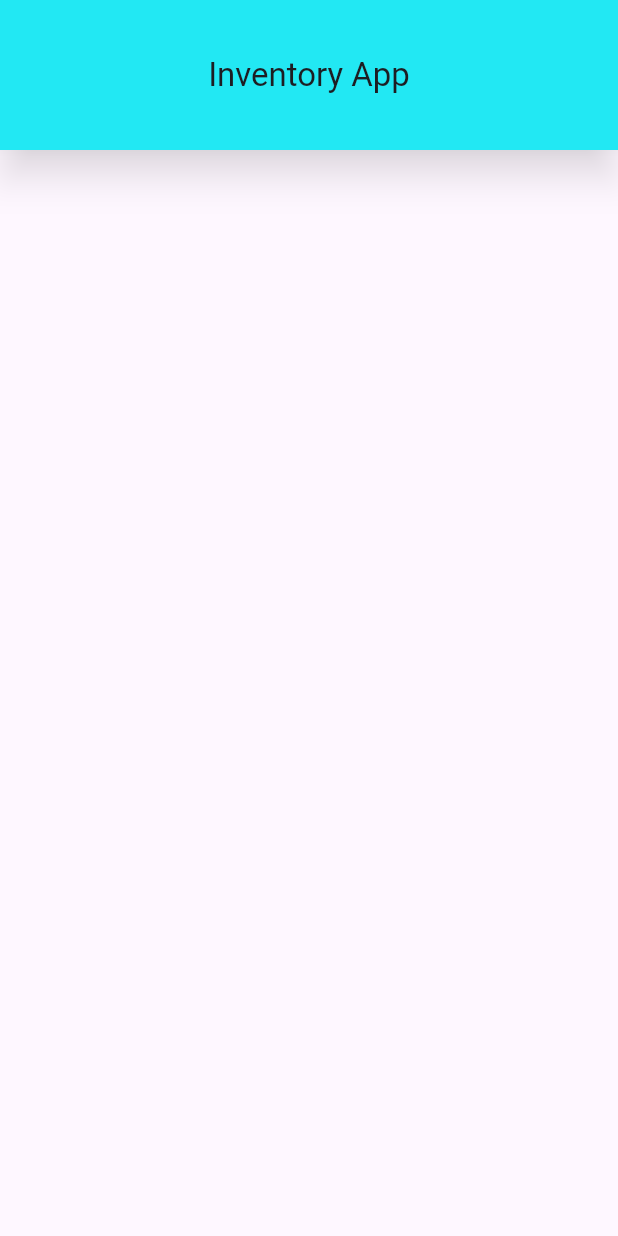
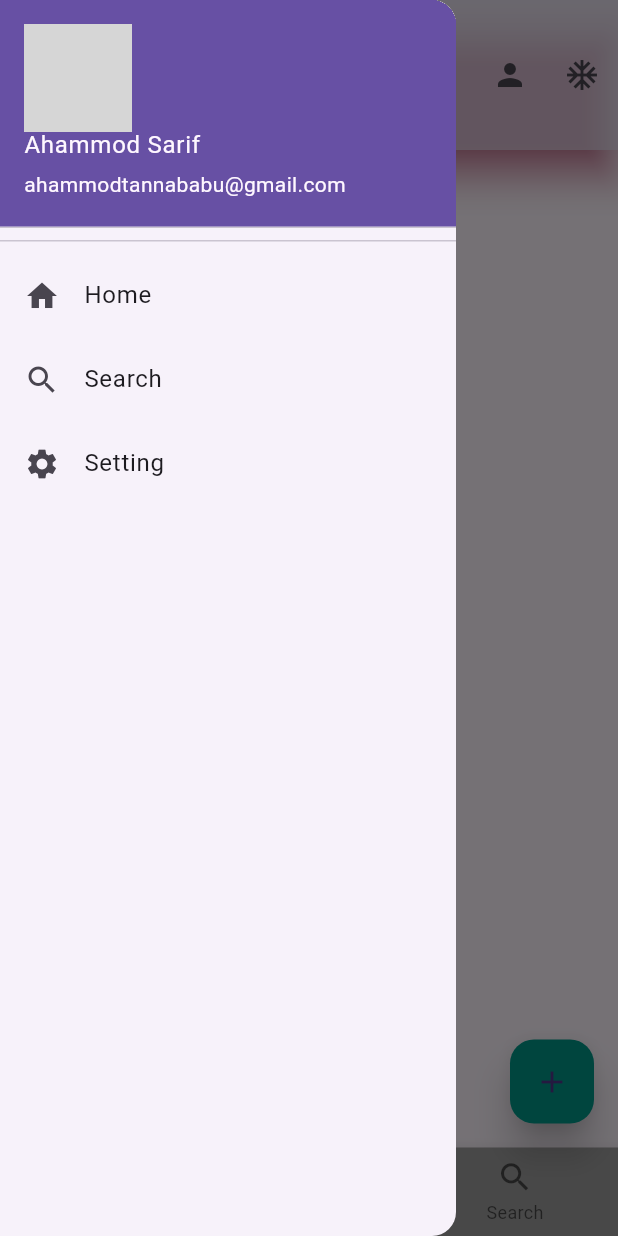
Before and after one commit to ahammodsarif/first_project_android, a Flutter app: the screen it shows after launch, with the side drawer open (before the commit the screen has no drawer), on a phone screen of 412 x 824 dp. Run offline on Flutter 3.47's test engine with Material 3 defaults, Android fonts, the phone set to English and light mode, and no system bars; network calls fail; grey boxes are pictures that could not be loaded.

Commit message:
second commit

```diff
--- /dev/null
+++ b/lib/BodyContainer.dart
@@ -0,0 +1,49 @@
+import 'package:flutter/cupertino.dart';
+import 'package:flutter/material.dart';
+import 'package:module_6_overview/main.dart';
+
+void main(){
+  runApp(const MyApp());
+}
+
+class MyApp extends StatelessWidget {
+  const MyApp({super.key});
+
+  @override
+  Widget build(BuildContext context) {
+    return MaterialApp(
+      title: "MyApp",
+      theme: ThemeData(primarySwatch: Colors.pink),
+      darkTheme: ThemeData(primarySwatch: Colors.teal),
+      color: Colors.white,
+      debugShowCheckedModeBanner: false,
+      home: HomeActivity(),
+    );
+  }
+}
+
+class HomeActivity extends StatelessWidget {
+  const HomeActivity({super.key});
+
+  @override
+  Widget build(BuildContext context) {
+    return Scaffold(
+      appBar: AppBar(
+        title: Text("Inventory App"),
+      ),
+
+      body: Container(
+        height: 250,
+        width: 250,
+        alignment: Alignment.topCenter,
+        margin: EdgeInsets.all(30),
+        padding: EdgeInsets.all(40),
+        decoration: BoxDecoration(
+          color: Colors.blue,
+          border: Border.all(color: Colors.black54,width: 10),
+        ),
+        child: Image.network("https://encrypted-tbn0.gstatic.com/images?q=tbn:ANd9GcRIJjD69hANYX5BWHfOl4dkwsF3HFNe_4EkwQ&s"),
+      ),
+    );
+  }
+}
--- /dev/null
+++ b/lib/Button.dart
@@ -0,0 +1,3 @@
+void main(){
+
+}
--- /dev/null
+++ b/lib/ColumnContainer.dart
@@ -0,0 +1,50 @@
+import 'package:flutter/cupertino.dart';
+import 'package:flutter/material.dart';
+import 'package:module_6_overview/main.dart';
+
+void main(){
+  runApp(const MyApp());
+}
+
+class MyApp extends StatelessWidget {
+  const MyApp({super.key});
+
+  @override
+  Widget build(BuildContext context) {
+    return MaterialApp(
+      title: "MyApp",
+      theme: ThemeData(primarySwatch: Colors.pink),
+      darkTheme: ThemeData(primarySwatch: Colors.teal),
+      color: Colors.white,
+      debugShowCheckedModeBanner: false,
+      home: HomeActivity(),
+    );
+  }
+}
+
+class HomeActivity extends StatelessWidget {
+  const HomeActivity({super.key});
+
+  @override
+  Widget build(BuildContext context) {
+    return Scaffold(
+      appBar: AppBar(
+        title: Text("Inventory App"),
+      ),
+
+      body: Column(
+        mainAxisAlignment: MainAxisAlignment.spaceEvenly,
+        children: [
+          Container(height: 100,width: 100,child: Image.network("https://encrypted-tbn0.gstatic.com/images?q=tbn:ANd9GcRIJjD69hANYX5BWHfOl4dkwsF3HFNe_4EkwQ&s"),),
+          Container(height: 100,width: 100,child: Image.network("https://encrypted-tbn0.gstatic.com/images?q=tbn:ANd9GcRIJjD69hANYX5BWHfOl4dkwsF3HFNe_4EkwQ&s"),),
+          Container(height: 100,width: 100,child: Image.network("https://encrypted-tbn0.gstatic.com/images?q=tbn:ANd9GcRIJjD69hANYX5BWHfOl4dkwsF3HFNe_4EkwQ&s"),),
+          Container(height: 100,width: 100,child: Image.network("https://encrypted-tbn0.gstatic.com/images?q=tbn:ANd9GcRIJjD69hANYX5BWHfOl4dkwsF3HFNe_4EkwQ&s"),),
+          Container(height: 100,width: 100,child: Image.network("https://encrypted-tbn0.gstatic.com/images?q=tbn:ANd9GcRIJjD69hANYX5BWHfOl4dkwsF3HFNe_4EkwQ&s"),),
+          Container(height: 100,width: 100,child: Image.network("https://encrypted-tbn0.gstatic.com/images?q=tbn:ANd9GcRIJjD69hANYX5BWHfOl4dkwsF3HFNe_4EkwQ&s"),),
+          Container(height: 100,width: 100,child: Image.network("https://encrypted-tbn0.gstatic.com/images?q=tbn:ANd9GcRIJjD69hANYX5BWHfOl4dkwsF3HFNe_4EkwQ&s"),),
+
+        ],
+      ),
+    );
+  }
+}
--- /dev/null
+++ b/lib/RowContainer.dart
@@ -0,0 +1,60 @@
+import 'package:flutter/cupertino.dart';
+import 'package:flutter/material.dart';
+import 'package:module_6_overview/main.dart';
+
+void main(){
+  runApp(const MyApp());
+}
+
+class MyApp extends StatelessWidget {
+  const MyApp({super.key});
+
+  @override
+  Widget build(BuildContext context) {
+    return MaterialApp(
+      title: "MyApp",
+      theme: ThemeData(primarySwatch: Colors.pink),
+      darkTheme: ThemeData(primarySwatch: Colors.teal),
+      color: Colors.white,
+      debugShowCheckedModeBanner: false,
+      home: HomeActivity(),
+    );
+  }
+}
+
+class HomeActivity extends StatelessWidget {
+  const HomeActivity({super.key});
+
+  @override
+  Widget build(BuildContext context) {
+    return Scaffold(
+      appBar: AppBar(
+        title: Text("Inventory App"),
+      ),
+
+      body: Row(
+       mainAxisAlignment: MainAxisAlignment.spaceEvenly,
+      children: [
+        Container(height: 100,width: 100,
+        child: Image.network("https://encrypted-tbn0.gstatic.com/images?q=tbn:ANd9GcRIJjD69hANYX5BWHfOl4dkwsF3HFNe_4EkwQ&s"),
+        ),
+        Container(height: 100,width: 100,
+          child: Image.network("https://encrypted-tbn0.gstatic.com/images?q=tbn:ANd9GcRIJjD69hANYX5BWHfOl4dkwsF3HFNe_4EkwQ&s"),
+        ),
+        Container(height: 100,width: 100,
+          child: Image.network("https://encrypted-tbn0.gstatic.com/images?q=tbn:ANd9GcRIJjD69hANYX5BWHfOl4dkwsF3HFNe_4EkwQ&s"),
+        ),
+        Container(height: 100,width: 100,
+          child: Image.network("https://encrypted-tbn0.gstatic.com/images?q=tbn:ANd9GcRIJjD69hANYX5BWHfOl4dkwsF3HFNe_4EkwQ&s"),
+        ),
+        Container(height: 100,width: 100,
+          child: Image.network("https://encrypted-tbn0.gstatic.com/images?q=tbn:ANd9GcRIJjD69hANYX5BWHfOl4dkwsF3HFNe_4EkwQ&s"),
+        ),
+        Container(height: 100,width: 100,
+          child: Image.network("https://encrypted-tbn0.gstatic.com/images?q=tbn:ANd9GcRIJjD69hANYX5BWHfOl4dkwsF3HFNe_4EkwQ&s"),
+        ),
+      ],
+      ),
+    );
+  }
+}
--- a/lib/main.dart
+++ b/lib/main.dart
@@ -22,6 +22,12 @@
 class HomeActivity extends StatelessWidget {
   const HomeActivity({super.key});
 
+  MySnackBar(message, context){
+    ScaffoldMessenger.of(context).showSnackBar(
+      SnackBar(content: Text(message)),
+    );
+  }
+
   @override
   Widget build(BuildContext context) {
     return Scaffold(
@@ -29,11 +35,124 @@
         title: Text("Inventory App"),
         toolbarHeight: 100,
         titleSpacing: 10,
-        backgroundColor: Colors.cyanAccent,
+        backgroundColor: Colors.white60,
         elevation: 10,
-        shadowColor: Colors.black54,
+        shadowColor: Colors.pink,
         centerTitle: true,
         toolbarOpacity: 0.9,
+
+        actions: [
+          IconButton(onPressed: (){MySnackBar("This is home Button", context);}, icon: Icon(Icons.home),),
+          IconButton(onPressed: (){MySnackBar("This is settings Button", context);}, icon: Icon(Icons.settings),),
+          IconButton(onPressed: (){MySnackBar("This is search Button", context);}, icon: Icon(Icons.search),),
+          IconButton(onPressed: (){MySnackBar("This is person Button", context);}, icon: Icon(Icons.person),),
+          IconButton(onPressed: (){MySnackBar("This is ac_unit Button", context);}, icon: Icon(Icons.ac_unit),),
+
+        ],
+      ),
+
+      floatingActionButton: FloatingActionButton(
+        elevation: 10,
+          child: Icon(Icons.add),
+          backgroundColor: Colors.teal,
+
+          onPressed: (){
+          MySnackBar("This is Floating Action Button", context);
+
+          },
+      ),
+
+      bottomNavigationBar: BottomNavigationBar(
+        currentIndex: 0,
+        backgroundColor: Colors.grey,
+        iconSize: 25,
+
+        items: [
+          BottomNavigationBarItem(icon: Icon(Icons.home),label: "Home"),
+          BottomNavigationBarItem(icon: Icon(Icons.settings),label: "Setting"),
+          BottomNavigationBarItem(icon: Icon(Icons.search),label: "Search"),
+
+        ],
+
+        onTap: (int index){
+          if(index == 0){
+            MySnackBar("This is Home Button", context);
+          }
+          if(index == 1){
+            MySnackBar("This is Setting Button", context);
+          }
+          if(index == 2){
+            MySnackBar("This is Search Button", context);
+          }
+        },
+      ),
+
+      drawer: Drawer(
+        child: ListView(
+          children: [
+            DrawerHeader(
+                padding: EdgeInsets.all(0),
+                child: UserAccountsDrawerHeader(
+                    accountName: Text("Ahammod Sarif"),
+                    accountEmail: Text("ahammodtannababu@gmail.com"),
+                  currentAccountPicture: Image.network("https://encrypted-tbn0.gstatic.com/images?q=tbn:ANd9GcRIJjD69hANYX5BWHfOl4dkwsF3HFNe_4EkwQ&s"),
+                ),
+            ),
+            ListTile(
+              title: Text("Home"),leading: Icon(Icons.home),
+              onTap: (){
+                MySnackBar("This is Home Button", context);
+              },
+            ),
+            ListTile(
+              title: Text("Search"),leading: Icon(Icons.search),
+              onTap: (){
+                MySnackBar("This is Search Button", context);
+              },
+            ),
+            ListTile(
+              title: Text("Setting"),leading: Icon(Icons.settings),
+              onTap: (){
+                MySnackBar("This is Setting Button", context);
+              },
+            ),
+
+          ],
+        ),
+      ),
+
+      endDrawer: Drawer(
+        child: ListView(
+          children: [
+            DrawerHeader(
+              padding: EdgeInsets.all(0),
+              child: UserAccountsDrawerHeader(
+                accountName: Text("Ahammod Sarif"),
+                accountEmail: Text("ahammodtannababu@gmail.com"),
+                currentAccountPicture: Image.network("https://encrypted-tbn0.gstatic.com/images?q=tbn:ANd9GcRIJjD69hANYX5BWHfOl4dkwsF3HFNe_4EkwQ&s"),
+              ),
+            ),
+            ListTile(
+              title: Text("Home"),leading: Icon(Icons.home),
+              onTap: (){
+                MySnackBar("This is Home Button", context);
+              },
+            ),
+            ListTile(
+              title: Text("Search"),leading: Icon(Icons.search),
+              onTap: (){
+                MySnackBar("This is Search Button", context);
+              },
+            ),
+            ListTile(
+              title: Text("Setting"),leading: Icon(Icons.settings),
+              onTap: (){
+                MySnackBar("This is Setting Button", context);
+              },
+            ),
+
+          ],
+        ),
       ),
     );
   }
```
